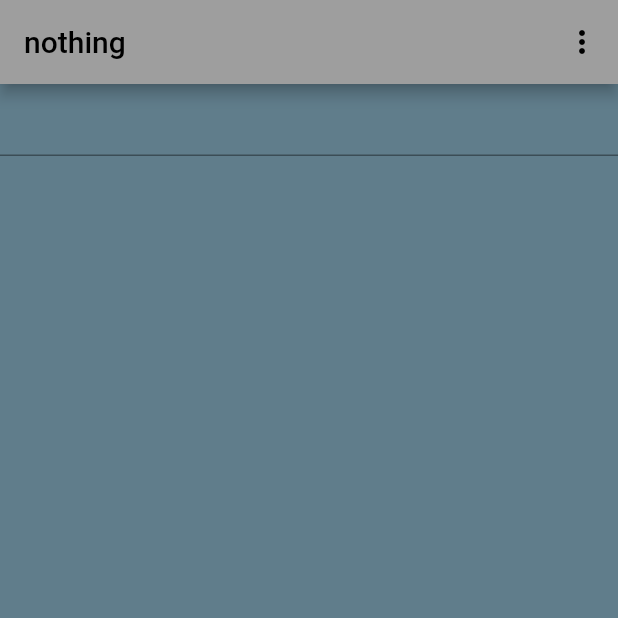
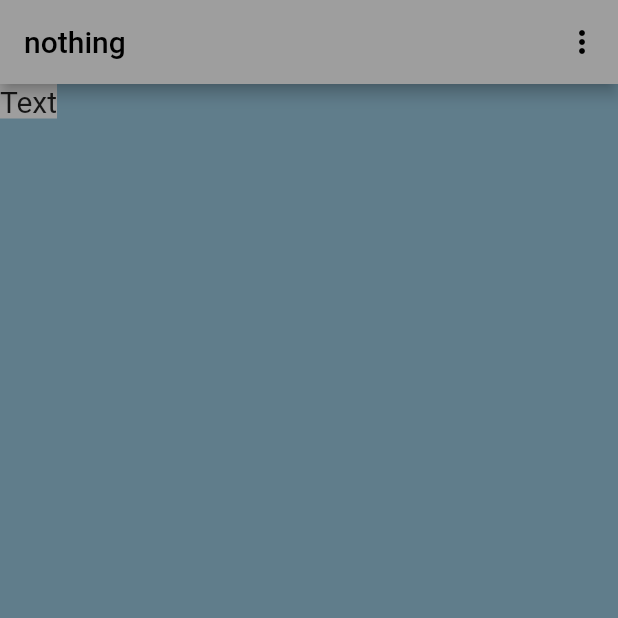
Before and after one commit to H11TM4N/flutter_projects, a Flutter app: the screen it shows after launch, on a phone screen of 412 x 824 dp, the top half of it. Run offline on Flutter 3.47's test engine with Material 2 defaults, Android fonts, the phone set to English and light mode, and no system bars.

```diff
--- a/Simple projects/todo_app/lib/scaffold.dart
+++ b/Simple projects/todo_app/lib/scaffold.dart
@@ -39,10 +39,15 @@ class _HomePageState extends State<HomePage> {
         ],
       ),
       backgroundColor: Colors.blueGrey,
-      body: const Column(
+      body: Column(
         children: [
-          TextField(
-
+          Container(
+            padding: const EdgeInsets.symmetric(),
+            decoration: const BoxDecoration(
+              color: Colors.grey,
+              borderRadius: BorderRadius.vertical(),
+            ),
+            child: const Text('Text', style: TextStyle(fontSize: 20),),
           ),
         ],
       ),
```
